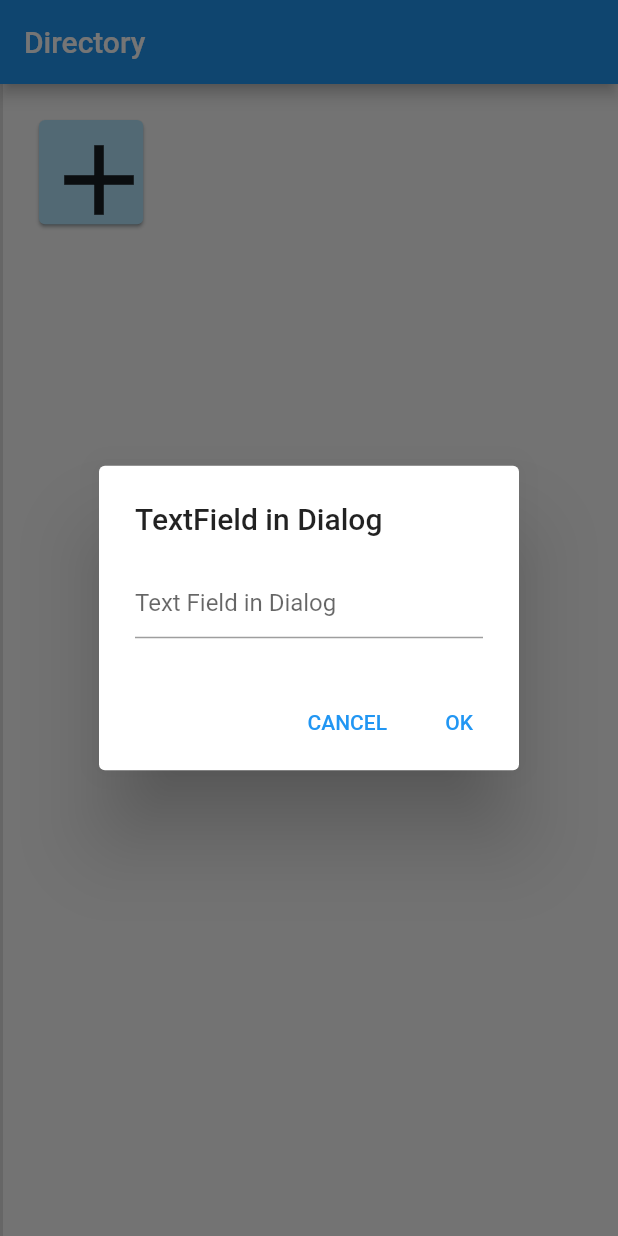
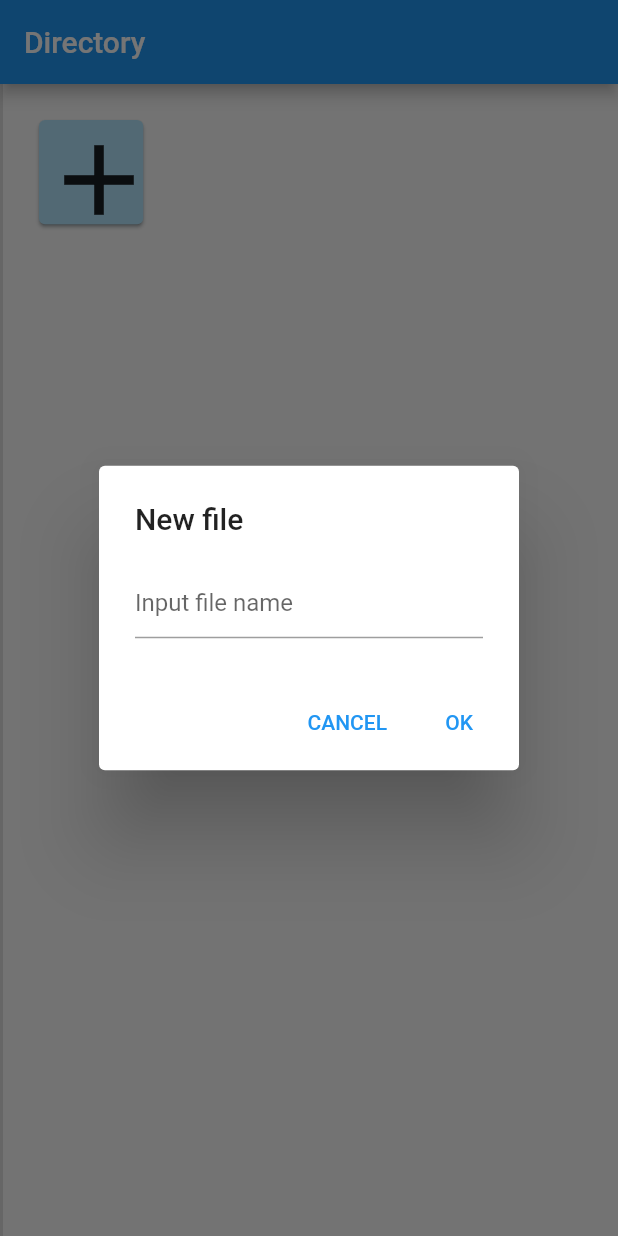
Before and after one commit to jellyie/digitalink_notetaking_app, a Flutter app: the screen it shows after launch, after a tap on the "add" icon, on a phone screen of 412 x 824 dp. Run offline on Flutter 3.47's test engine with Material 2 defaults, Android fonts, the phone set to English and light mode, and no system bars; our stand-ins replace flutter_riverpod, freezed_annotation, reorderable_grid_view; missing offline and left inert: google_ml_kit.

Commit message:
Input hint text

```diff
--- a/lib/features/directory/directory_ui.dart
+++ b/lib/features/directory/directory_ui.dart
@@ -17,13 +17,13 @@ class DirectoryUI extends ConsumerWidget {
         context: context,
         builder: (context) {
           return AlertDialog(
-            title: Text('TextField in Dialog'),
+            title: Text('New file'),
             content: TextField(
               onChanged: (value) {
                 valueText = value;
               },
               controller: _textFieldController,
-              decoration: InputDecoration(hintText: "Text Field in Dialog"),
+              decoration: InputDecoration(hintText: "Input file name"),
             ),
             actions: <Widget>[
               TextButton(
```
